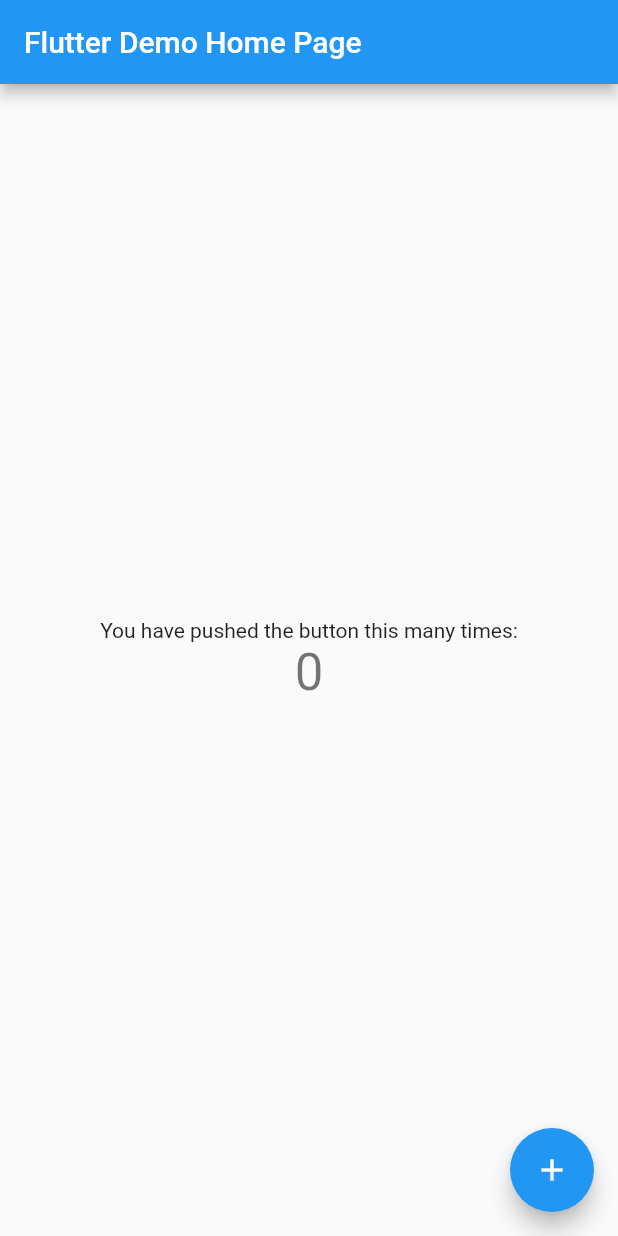
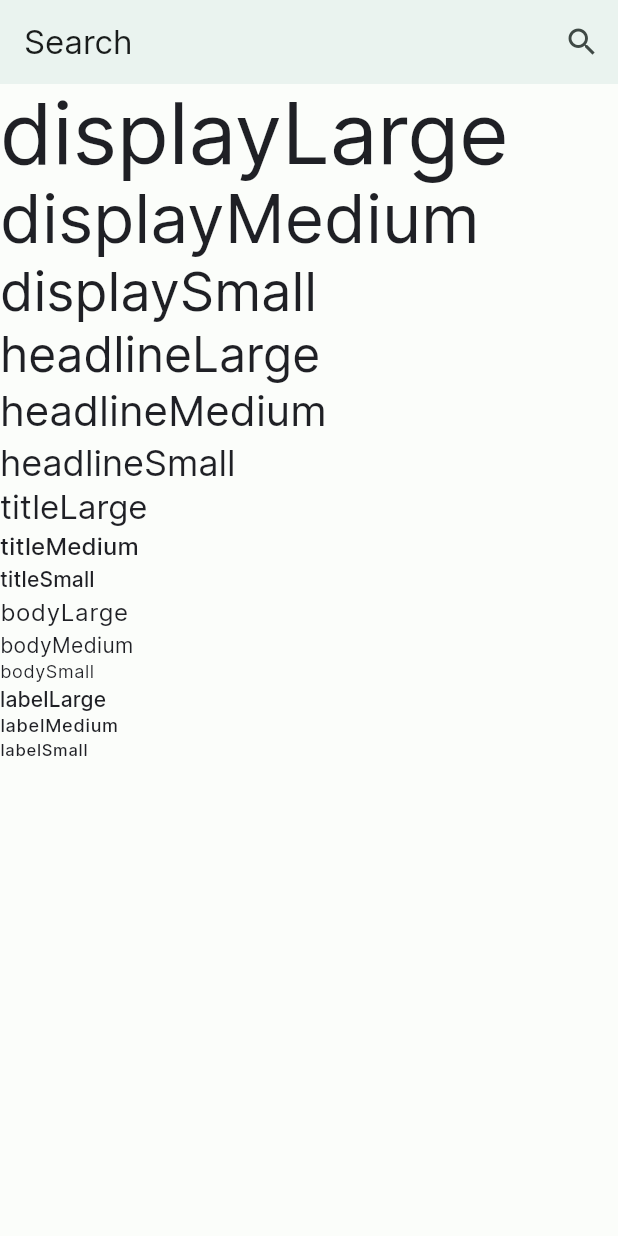
Before and after one commit to juanpa097/teapptro, a Flutter app: the screen it shows after launch, on a phone screen of 412 x 824 dp. Run offline on Flutter 3.47's test engine with Material 2 defaults, Android fonts, the phone set to English and light mode, and no system bars.

Commit message:
Added material design and fonts, as we move on with the screens we might need to exit this theme.

```diff
--- /dev/null
+++ b/lib/features/search/presentation/pages/SearchEventPage.dart
@@ -0,0 +1,50 @@
+import 'package:flutter/material.dart';
+
+class SearchEventPage extends StatelessWidget {
+  const SearchEventPage({Key? key}) : super(key: key);
+
+  @override
+  Widget build(BuildContext context) {
+    return Scaffold(
+        appBar: AppBar(
+          title: const Text("Search"),
+          elevation: 2,
+          actions: [
+            IconButton(
+                onPressed: () {
+                  print("Search");
+                },
+                icon: const Icon(
+                  Icons.search,
+                  semanticLabel: "search",
+                ))
+          ],
+        ),
+        body: Column(
+          crossAxisAlignment: CrossAxisAlignment.start,
+          children: [
+            Text("displayLarge",
+                style: Theme.of(context).textTheme.displayLarge),
+            Text("displayMedium",
+                style: Theme.of(context).textTheme.displayMedium),
+            Text("displaySmall",
+                style: Theme.of(context).textTheme.displaySmall),
+            Text("headlineLarge",
+                style: Theme.of(context).textTheme.headlineLarge),
+            Text("headlineMedium",
+                style: Theme.of(context).textTheme.headlineMedium),
+            Text("headlineSmall",
+                style: Theme.of(context).textTheme.headlineSmall),
+            Text("titleLarge", style: Theme.of(context).textTheme.titleLarge),
+            Text("titleMedium", style: Theme.of(context).textTheme.titleMedium),
+            Text("titleSmall", style: Theme.of(context).textTheme.titleSmall),
+            Text("bodyLarge", style: Theme.of(context).textTheme.bodyLarge),
+            Text("bodyMedium", style: Theme.of(context).textTheme.bodyMedium),
+            Text("bodySmall", style: Theme.of(context).textTheme.bodySmall),
+            Text("labelLarge", style: Theme.of(context).textTheme.labelLarge),
+            Text("labelMedium", style: Theme.of(context).textTheme.labelMedium),
+            Text("labelSmall", style: Theme.of(context).textTheme.labelSmall),
+          ],
+        ));
+  }
+}
--- a/lib/main.dart
+++ b/lib/main.dart
@@ -1,115 +1,22 @@
 import 'package:flutter/material.dart';
+import 'package:teapptro/theme/color_schemes.dart';
+import 'package:teapptro/features/search/presentation/pages/SearchEventPage.dart';
+import 'package:teapptro/theme/text_theme.dart';
 
 void main() {
-  runApp(const MyApp());
+  runApp(const TeapptroApp());
 }
 
-class MyApp extends StatelessWidget {
-  const MyApp({Key? key}) : super(key: key);
+class TeapptroApp extends StatelessWidget {
+  const TeapptroApp({Key? key}) : super(key: key);
 
-  // This widget is the root of your application.
   @override
   Widget build(BuildContext context) {
     return MaterialApp(
-      title: 'Flutter Demo',
-      theme: ThemeData(
-        // This is the theme of your application.
-        //
-        // Try running your application with "flutter run". You'll see the
-        // application has a blue toolbar. Then, without quitting the app, try
-        // changing the primarySwatch below to Colors.green and then invoke
-        // "hot reload" (press "r" in the console where you ran "flutter run",
-        // or simply save your changes to "hot reload" in a Flutter IDE).
-        // Notice that the counter didn't reset back to zero; the application
-        // is not restarted.
-        primarySwatch: Colors.blue,
-      ),
-      home: const MyHomePage(title: 'Flutter Demo Home Page'),
+      debugShowCheckedModeBanner: false,
+      title: 'Teapptro',
+      theme: ThemeData(useMaterial3: true, colorScheme: lightColorScheme, textTheme: defaultTextTheme),
+      home: const SearchEventPage(),
     );
   }
 }
-
-class MyHomePage extends StatefulWidget {
-  const MyHomePage({Key? key, required this.title}) : super(key: key);
-
-  // This widget is the home page of your application. It is stateful, meaning
-  // that it has a State object (defined below) that contains fields that affect
-  // how it looks.
-
-  // This class is the configuration for the state. It holds the values (in this
-  // case the title) provided by the parent (in this case the App widget) and
-  // used by the build method of the State. Fields in a Widget subclass are
-  // always marked "final".
-
-  final String title;
-
-  @override
-  State<MyHomePage> createState() => _MyHomePageState();
-}
-
-class _MyHomePageState extends State<MyHomePage> {
-  int _counter = 0;
-
-  void _incrementCounter() {
-    setState(() {
-      // This call to setState tells the Flutter framework that something has
-      // changed in this State, which causes it to rerun the build method below
-      // so that the display can reflect the updated values. If we changed
-      // _counter without calling setState(), then the build method would not be
-      // called again, and so nothing would appear to happen.
-      _counter++;
-    });
-  }
-
-  @override
-  Widget build(BuildContext context) {
-    // This method is rerun every time setState is called, for instance as done
-    // by the _incrementCounter method above.
-    //
-    // The Flutter framework has been optimized to make rerunning build methods
-    // fast, so that you can just rebuild anything that needs updating rather
-    // than having to individually change instances of widgets.
-    return Scaffold(
-      appBar: AppBar(
-        // Here we take the value from the MyHomePage object that was created by
-        // the App.build method, and use it to set our appbar title.
-        title: Text(widget.title),
-      ),
-      body: Center(
-        // Center is a layout widget. It takes a single child and positions it
-        // in the middle of the parent.
-        child: Column(
-          // Column is also a layout widget. It takes a list of children and
-          // arranges them vertically. By default, it sizes itself to fit its
-          // children horizontally, and tries to be as tall as its parent.
-          //
-          // Invoke "debug painting" (press "p" in the console, choose the
-          // "Toggle Debug Paint" action from the Flutter Inspector in Android
-          // Studio, or the "Toggle Debug Paint" command in Visual Studio Code)
-          // to see the wireframe for each widget.
-          //
-          // Column has various properties to control how it sizes itself and
-          // how it positions its children. Here we use mainAxisAlignment to
-          // center the children vertically; the main axis here is the vertical
-          // axis because Columns are vertical (the cross axis would be
-          // horizontal).
-          mainAxisAlignment: MainAxisAlignment.center,
-          children: <Widget>[
-            const Text(
-              'You have pushed the button this many times:',
-            ),
-            Text(
-              '$_counter',
-              style: Theme.of(context).textTheme.headline4,
-            ),
-          ],
-        ),
-      ),
-      floatingActionButton: FloatingActionButton(
-        onPressed: _incrementCounter,
-        tooltip: 'Increment',
-        child: const Icon(Icons.add),
-      ), // This trailing comma makes auto-formatting nicer for build methods.
-    );
-  }
-}
--- /dev/null
+++ b/lib/theme/color_schemes.dart
@@ -0,0 +1,65 @@
+import 'package:flutter/material.dart';
+
+const lightColorScheme = ColorScheme(
+  brightness: Brightness.light,
+  primary: Color(0xFF006B58),
+  onPrimary: Color(0xFFFFFFFF),
+  primaryContainer: Color(0xFF5EFBD6),
+  onPrimaryContainer: Color(0xFF002019),
+  secondary: Color(0xFF4B635B),
+  onSecondary: Color(0xFFFFFFFF),
+  secondaryContainer: Color(0xFFCDE9DE),
+  onSecondaryContainer: Color(0xFF072019),
+  tertiary: Color(0xFF416277),
+  onTertiary: Color(0xFFFFFFFF),
+  tertiaryContainer: Color(0xFFC5E7FF),
+  onTertiaryContainer: Color(0xFF001E2D),
+  error: Color(0xFFBA1A1A),
+  errorContainer: Color(0xFFFFDAD6),
+  onError: Color(0xFFFFFFFF),
+  onErrorContainer: Color(0xFF410002),
+  background: Color(0xFFFBFDFA),
+  onBackground: Color(0xFF191C1B),
+  surface: Color(0xFFFBFDFA),
+  onSurface: Color(0xFF191C1B),
+  surfaceVariant: Color(0xFFDBE5E0),
+  onSurfaceVariant: Color(0xFF3F4945),
+  outline: Color(0xFF6F7975),
+  onInverseSurface: Color(0xFFEFF1EE),
+  inverseSurface: Color(0xFF2E312F),
+  inversePrimary: Color(0xFF36DEBA),
+  shadow: Color(0xFF000000),
+  surfaceTint: Color(0xFF006B58),
+);
+
+const darkColorScheme = ColorScheme(
+  brightness: Brightness.dark,
+  primary: Color(0xFF36DEBA),
+  onPrimary: Color(0xFF00382D),
+  primaryContainer: Color(0xFF005142),
+  onPrimaryContainer: Color(0xFF5EFBD6),
+  secondary: Color(0xFFB2CCC2),
+  onSecondary: Color(0xFF1D352E),
+  secondaryContainer: Color(0xFF344C44),
+  onSecondaryContainer: Color(0xFFCDE9DE),
+  tertiary: Color(0xFFA9CBE3),
+  onTertiary: Color(0xFF0F3447),
+  tertiaryContainer: Color(0xFF294A5E),
+  onTertiaryContainer: Color(0xFFC5E7FF),
+  error: Color(0xFFFFB4AB),
+  errorContainer: Color(0xFF93000A),
+  onError: Color(0xFF690005),
+  onErrorContainer: Color(0xFFFFDAD6),
+  background: Color(0xFF191C1B),
+  onBackground: Color(0xFFE1E3E0),
+  surface: Color(0xFF191C1B),
+  onSurface: Color(0xFFE1E3E0),
+  surfaceVariant: Color(0xFF3F4945),
+  onSurfaceVariant: Color(0xFFBFC9C4),
+  outline: Color(0xFF89938E),
+  onInverseSurface: Color(0xFF191C1B),
+  inverseSurface: Color(0xFFE1E3E0),
+  inversePrimary: Color(0xFF006B58),
+  shadow: Color(0xFF000000),
+  surfaceTint: Color(0xFF36DEBA),
+);
--- /dev/null
+++ b/lib/theme/text_theme.dart
@@ -0,0 +1,5 @@
+import 'package:flutter/material.dart';
+
+const textColor = Color(0xFF1F2025);
+var defaultTextTheme = Typography.blackMountainView
+    .apply(fontFamily: "Inter", displayColor: textColor, bodyColor: textColor);
```
Also changed, not shown: pubspec.yaml (+13 -65 lines), fonts/Inter-Black.ttf (added), fonts/Inter-Bold.ttf (added), fonts/Inter-ExtraBold.ttf (added), fonts/Inter-ExtraLight.ttf (added), fonts/Inter-Light.ttf (added), fonts/Inter-Medium.ttf (added), fonts/Inter-Regular.ttf (added), fonts/Inter-SemiBold.ttf (added), fonts/Inter-Thin.ttf (added), 1 other file.
